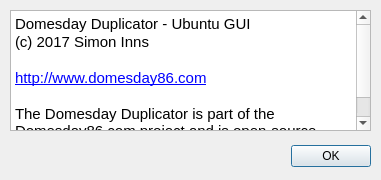
Above: Linux-Application/DomesdayDuplicator/aboutdialog.ui from simoninns/DomesdayDuplicator-gui-app before the change. Below: the same form after it.
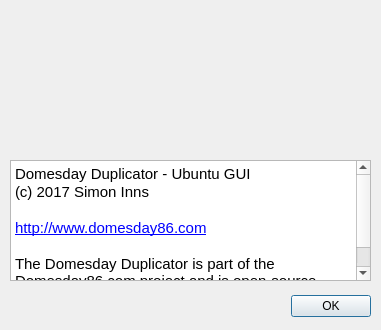
That is the form after the change. Icons and pictures are not drawn.

```diff
--- a/Linux-Application/DomesdayDuplicator/aboutdialog.ui
+++ b/Linux-Application/DomesdayDuplicator/aboutdialog.ui
@@ -7,7 +7,7 @@
     <x>0</x>
     <y>0</y>
     <width>381</width>
-    <height>180</height>
+    <height>330</height>
    </rect>
   </property>
   <property name="sizePolicy">
@@ -25,7 +25,7 @@
   <property name="maximumSize">
    <size>
     <width>381</width>
-    <height>180</height>
+    <height>330</height>
    </size>
   </property>
   <property name="windowTitle">
@@ -34,9 +34,9 @@
   <widget class="QDialogButtonBox" name="buttonBox">
    <property name="geometry">
     <rect>
-     <x>30</x>
-     <y>140</y>
-     <width>341</width>
+     <x>10</x>
+     <y>290</y>
+     <width>361</width>
      <height>32</height>
     </rect>
    </property>
@@ -51,7 +51,7 @@
    <property name="geometry">
     <rect>
      <x>10</x>
-     <y>10</y>
+     <y>160</y>
      <width>361</width>
      <height>121</height>
     </rect>
@@ -70,6 +70,25 @@
 &lt;p style=&quot; margin-top:0px; margin-bottom:0px; margin-left:0px; margin-right:0px; -qt-block-indent:0; text-indent:0px;&quot;&gt;The Domesday Duplicator is part of the Domesday86.com project and is open-source (GPLv3) and open-hardware.&lt;/p&gt;&lt;/body&gt;&lt;/html&gt;</string>
    </property>
   </widget>
+  <widget class="QLabel" name="label">
+   <property name="geometry">
+    <rect>
+     <x>10</x>
+     <y>10</y>
+     <width>361</width>
+     <height>141</height>
+    </rect>
+   </property>
+   <property name="text">
+    <string/>
+   </property>
+   <property name="pixmap">
+    <pixmap resource="images.qrc">:/logos/Graphics/Domesday Duplicator logo colour 250px.png</pixmap>
+   </property>
+   <property name="alignment">
+    <set>Qt::AlignCenter</set>
+   </property>
+  </widget>
  </widget>
  <resources/>
  <connections>
```
Left out of the diff: 4 changed lines with no effect on the pictures.
